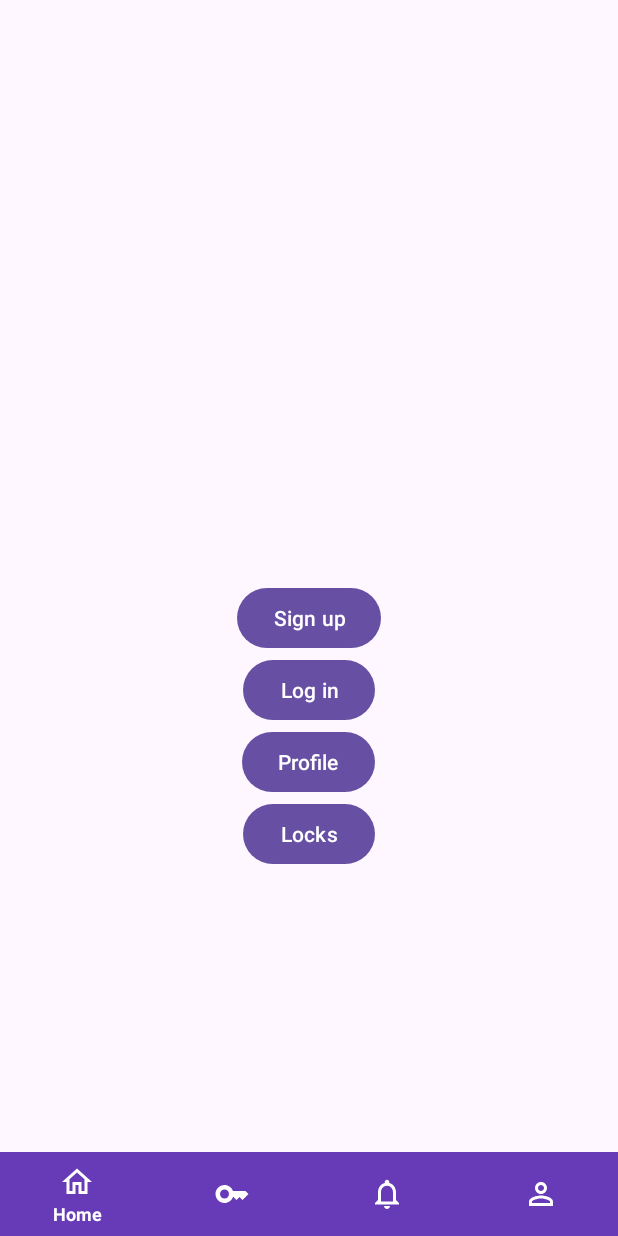
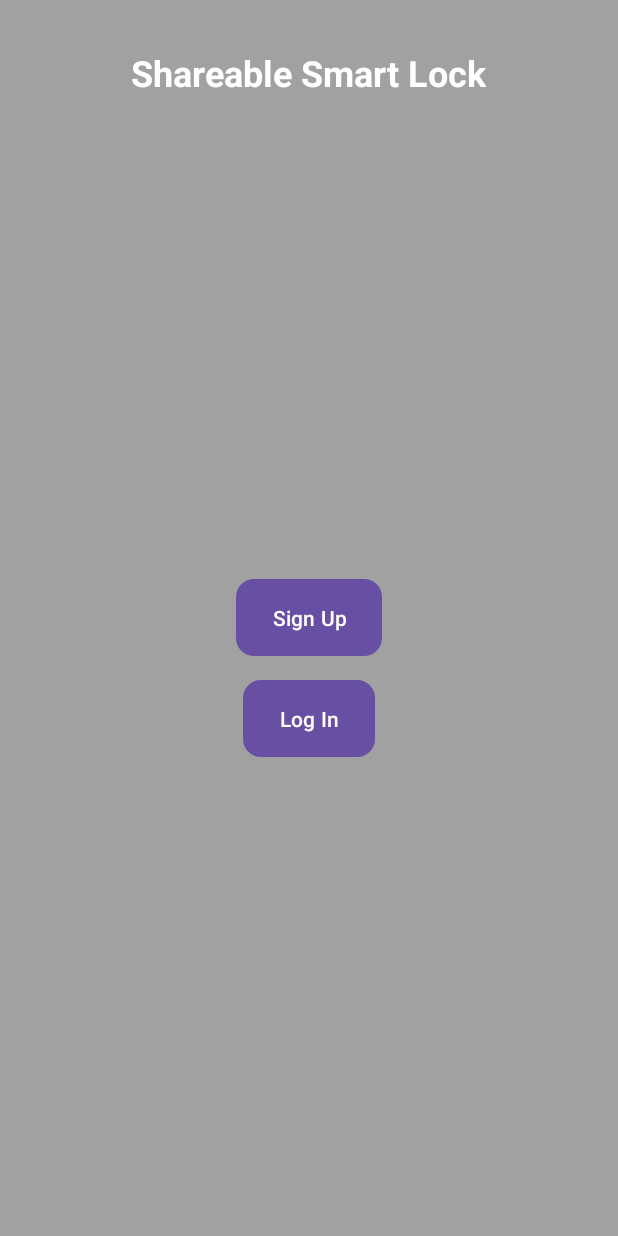
Before and after one commit to DevRuibin/SharableLockAndroid, an Android app: the screen it shows after launch (MainActivity), on a phone screen of 412 x 824 dp. Run offline under Robolectric (Android 15) with nearby library versions, the phone set to English and light mode, and no system bars.

```diff
--- a/app/src/main/java/com/example/shareablelock/MainActivity.kt
+++ b/app/src/main/java/com/example/shareablelock/MainActivity.kt
@@ -1,6 +1,7 @@
 package com.example.shareablelock
 
 import android.content.Intent
+import android.content.SharedPreferences
 import android.os.Bundle
 import android.widget.Button
 import androidx.activity.enableEdgeToEdge
@@ -19,6 +20,16 @@ class MainActivity : AppCompatActivity() {
             insets
         }
 
+        val userModel = PreferenceHelper.getUser(this)
+        userModel?.let {
+            val intent = Intent(this, Locks::class.java)
+            intent.flags = Intent.FLAG_ACTIVITY_NEW_TASK or Intent.FLAG_ACTIVITY_CLEAR_TASK
+            startActivity(intent)
+            // clear the back stack
+
+            finish()
+        }
+
         val btnSignUp = findViewById<Button>(R.id.btnSignup)
         btnSignUp.setOnClickListener {
             val intent = Intent(this, SignUp::class.java)
@@ -31,17 +42,5 @@ class MainActivity : AppCompatActivity() {
             startActivity(intent)
         }
 
-        val btnProfile = findViewById<Button>(R.id.btnProfile)
-        btnProfile.setOnClickListener {
-            val intent = Intent(this, Profile::class.java)
-            startActivity(intent)
-        }
-
-        val btnLocks = findViewById<Button>(R.id.btnLocks)
-        btnLocks.setOnClickListener {
-            val intent = Intent(this, Locks::class.java)
-            startActivity(intent)
-        }
-
     }
 }
--- /dev/null
+++ b/app/src/main/res/drawable/background_image.xml
@@ -0,0 +1,7 @@
+<layer-list xmlns:android="http://schemas.android.com/apk/res/android">
+    <item>
+        <bitmap
+            android:src="@drawable/bg"
+            android:scaleType="centerCrop" />
+    </item>
+</layer-list>
--- /dev/null
+++ b/app/src/main/res/drawable/button_background.xml
@@ -0,0 +1,17 @@
+<selector xmlns:android="http://schemas.android.com/apk/res/android">
+    <item android:state_pressed="true">
+        <shape android:shape="rectangle">
+            <solid android:color="#FF6200EE"/>
+            <corners android:radius="12dp"/>
+        </shape>
+    </item>
+    <item>
+        <shape android:shape="rectangle">
+            <gradient
+                android:angle="45"
+                android:endColor="#FF6200EE"
+                android:startColor="#FF3700B3"/>
+            <corners android:radius="12dp"/>
+        </shape>
+    </item>
+</selector>
--- a/app/src/main/res/layout/activity_main.xml
+++ b/app/src/main/res/layout/activity_main.xml
@@ -5,55 +5,57 @@
     android:id="@+id/main"
     android:layout_width="match_parent"
     android:layout_height="match_parent"
+    android:padding="16dp"
+    android:background="@drawable/background_image"
     tools:context=".MainActivity">
 
+    <!-- Background overlay for better text visibility -->
+    <View
+        android:layout_width="match_parent"
+        android:layout_height="match_parent"
+        android:background="#40000000"
+        android:id="@+id/overlay"/>
+
+    <!-- Logo or header text -->
+    <TextView
+        android:layout_width="wrap_content"
+        android:layout_height="wrap_content"
+        android:text="Shareable Smart Lock"
+        android:textSize="24sp"
+        android:textColor="@android:color/white"
+        android:textStyle="bold"
+        android:layout_marginTop="32dp"
+        android:layout_centerHorizontal="true"
+        android:id="@+id/tvHeader"/>
+
+    <!-- Sign up button -->
     <Button
         android:layout_width="wrap_content"
         android:layout_height="wrap_content"
-        android:text="Sign up"
+        android:text="Sign Up"
         android:id="@+id/btnSignup"
         android:layout_centerVertical="true"
-        android:layout_centerHorizontal="true"/>
+        android:layout_centerHorizontal="true"
+        android:background="@drawable/button_background"
+        android:textColor="@android:color/white"
+        android:paddingStart="24dp"
+        android:paddingEnd="24dp"
+        android:paddingTop="12dp"
+        android:paddingBottom="12dp"
+        android:layout_marginBottom="16dp"/>
 
+    <!-- Log in button -->
     <Button
         android:layout_width="wrap_content"
         android:layout_height="wrap_content"
-        android:text="Log in"
+        android:text="Log In"
         android:id="@+id/btnLogin"
         android:layout_below="@id/btnSignup"
-        android:layout_centerHorizontal="true"/>
-
-    <Button
-        android:layout_width="wrap_content"
-        android:layout_height="wrap_content"
-        android:text="Profile"
-        android:id="@+id/btnProfile"
-        android:layout_below="@id/btnLogin"
-        android:layout_centerHorizontal="true"/>
-
-    <Button
-        android:layout_width="wrap_content"
-        android:layout_height="wrap_content"
-        android:text="Locks"
-        android:id="@+id/btnLocks"
-        android:layout_below="@id/btnProfile"
-        android:layout_centerHorizontal="true"/>
-
-
-    <com.google.android.material.bottomnavigation.BottomNavigationView
-        android:id="@+id/bottom_navigation"
-        android:layout_width="match_parent"
-        android:layout_height="wrap_content"
-        android:layout_alignParentBottom="true"
-        android:layout_gravity="bottom"
-        android:background="#673AB7"
-        app:itemIconTint="@android:color/white"
-        app:itemTextColor="@android:color/white"
-        app:menu="@menu/bottom_navigation_menu"
-        app:labelVisibilityMode="auto"
-        android:visibility="visible"
-        android:padding="0dp"
-        android:layout_margin="0dp"
-        style="@style/Style.BottomNavigationView"
-        />
+        android:layout_centerHorizontal="true"
+        android:background="@drawable/button_background"
+        android:textColor="@android:color/white"
+        android:paddingStart="24dp"
+        android:paddingEnd="24dp"
+        android:paddingTop="12dp"
+        android:paddingBottom="12dp"/>
 </RelativeLayout>
```
Also changed, not shown: app/src/main/java/com/example/shareablelock/KeyActivity.kt (+29 -0 lines), app/src/main/java/com/example/shareablelock/LockDetails.kt (+10 -0 lines), app/src/main/java/com/example/shareablelock/Locks.kt (+10 -0 lines), app/src/main/java/com/example/shareablelock/MessageActivity.kt (+29 -0 lines), app/src/main/java/com/example/shareablelock/Profile.kt (+11 -2 lines), app/src/main/res/layout/activity_key.xml (+19 -2 lines), app/src/main/res/layout/activity_message.xml (+19 -2 lines), 1 other file.
